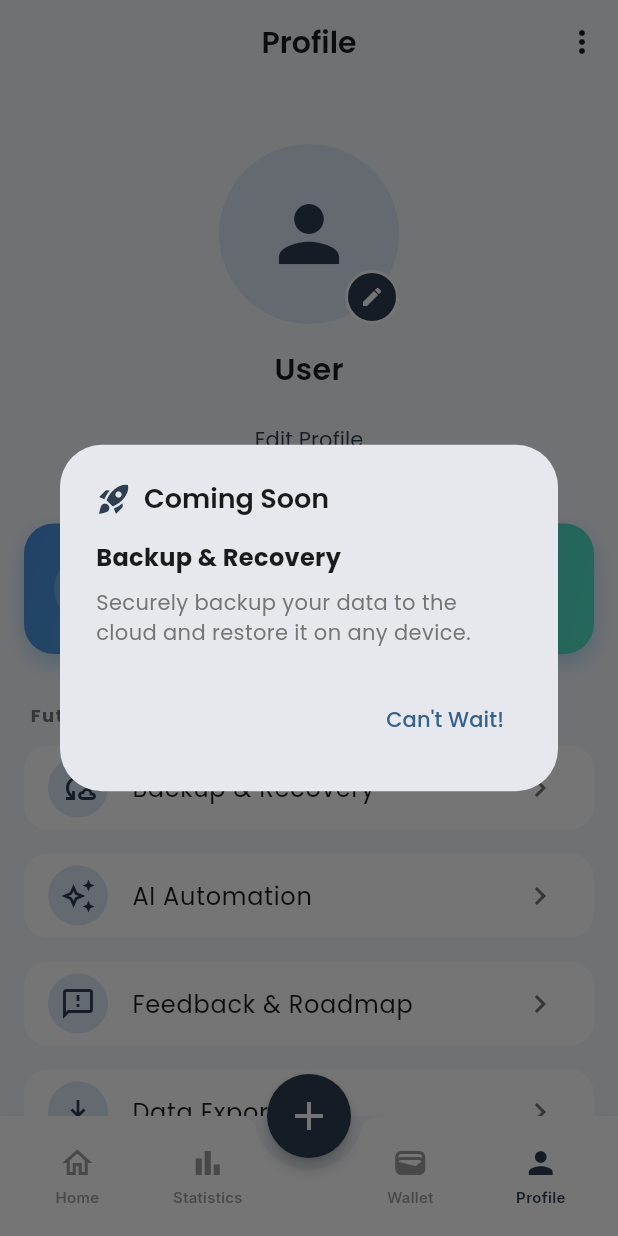
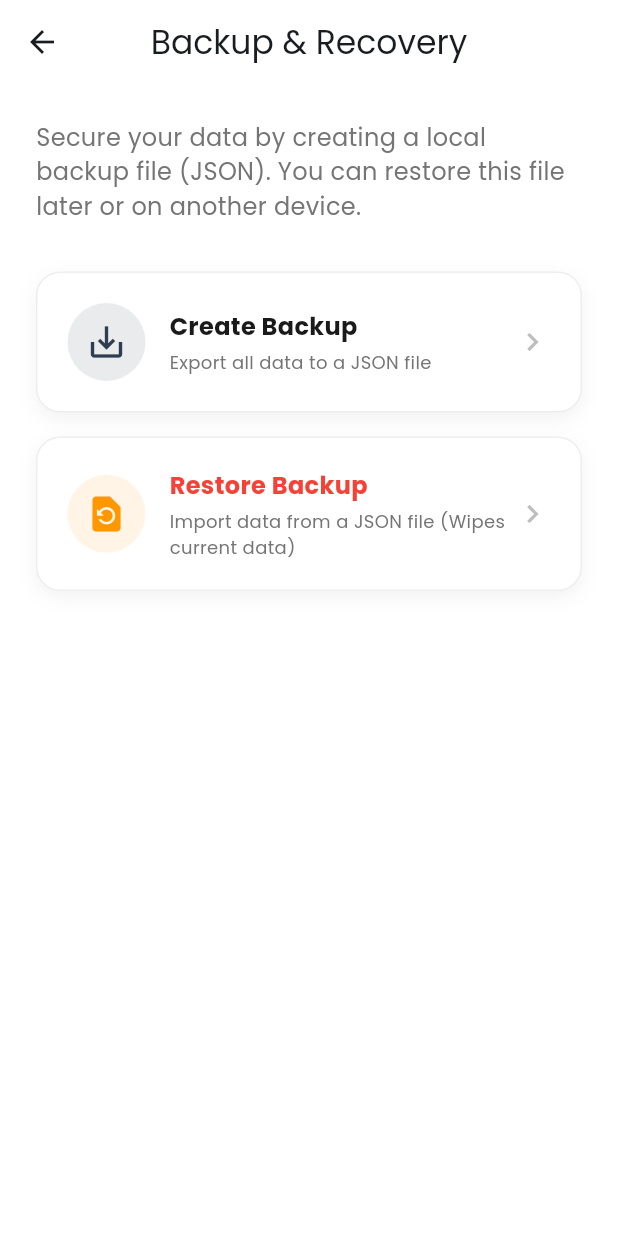
Before and after one commit to trianapriliant/Ollo, a Flutter app: the ProfileScreen screen opened by its route, after a tap on "Backup & Recovery", on a phone screen of 412 x 824 dp. Run offline on Flutter 3.47's test engine with Material 3 defaults, Android fonts, the phone set to English and light mode, and no system bars; our stand-ins replace camera, csv, file_picker, fl_chart, flutter_native_splash, flutter_riverpod and 10 more; missing offline and left inert: google_mlkit_text_recognition, home_widget; accounts and stored records are empty; generated files the repository leaves out were written again; project files that could hold a hidden picture were left out.

Commit message:
feat: building backup and recovery system

```diff
--- /dev/null
+++ b/lib/src/features/backup/presentation/backup_screen.dart
@@ -0,0 +1,264 @@
+import 'package:flutter/material.dart';
+import 'package:flutter_riverpod/flutter_riverpod.dart';
+import 'package:go_router/go_router.dart';
+import 'package:ollo/src/constants/app_colors.dart';
+import 'package:ollo/src/constants/app_text_styles.dart';
+import '../application/backup_service.dart';
+
+class BackupScreen extends ConsumerStatefulWidget {
+  const BackupScreen({super.key});
+
+  @override
+  ConsumerState<BackupScreen> createState() => _BackupScreenState();
+}
+
+class _BackupScreenState extends ConsumerState<BackupScreen> {
+  bool _isLoading = false;
+  String? _statusMessage;
+  bool _isError = false;
+
+  Future<void> _createBackup() async {
+    setState(() {
+      _isLoading = true;
+      _statusMessage = "Creating backup...";
+      _isError = false;
+    });
+
+    try {
+      final path = await ref.read(backupServiceProvider).createBackup();
+      if (mounted) {
+        setState(() {
+          _statusMessage = "Backup saved successfully to:\n$path";
+          _isError = false;
+        });
+        ScaffoldMessenger.of(context).showSnackBar(
+          SnackBar(
+            content: Text("Backup created at $path"),
+            backgroundColor: Colors.green,
+          ),
+        );
+      }
+    } catch (e) {
+      if (mounted) {
+        setState(() {
+          _statusMessage = "Failed to create backup: $e";
+          _isError = true;
+        });
+      }
+    } finally {
+      if (mounted) {
+        setState(() => _isLoading = false);
+      }
+    }
+  }
+
+  Future<void> _restoreBackup() async {
+    // Show confirmation dialog first
+    final confirm = await showDialog<bool>(
+      context: context,
+      builder: (context) => AlertDialog(
+        title: const Text("⚠️ Warning: Restore Data"),
+        content: const Text(
+          "Restoring a backup will DELETE ALL current data on this device and replace it with the backup content.\n\nThis action cannot be undone. Are you sure?",
+        ),
+        actions: [
+          TextButton(
+            onPressed: () => Navigator.pop(context, false),
+            child: const Text("Cancel"),
+          ),
+          ElevatedButton(
+            style: ElevatedButton.styleFrom(backgroundColor: Colors.red),
+            onPressed: () => Navigator.pop(context, true),
+            child: const Text("Yes, Restore", style: TextStyle(color: Colors.white)),
+          ),
+        ],
+      ),
+    );
+
+    if (confirm != true) return;
+
+    setState(() {
+      _isLoading = true;
+      _statusMessage = "Restoring backup...";
+      _isError = false;
+    });
+
+    try {
+      await ref.read(backupServiceProvider).restoreBackup();
+      if (mounted) {
+        setState(() {
+          _statusMessage = "Backup restored successfully!\nPlease restart the app if data doesn't appear immediately.";
+          _isError = false;
+        });
+        ScaffoldMessenger.of(context).showSnackBar(
+           const SnackBar(
+            content: Text("Restore successful!"),
+            backgroundColor: Colors.green,
+          ),
+        );
+         // Optionally pop or go home
+         // context.go('/');
+      }
+    } catch (e) {
+      if (mounted) {
+         setState(() {
+          _statusMessage = "Failed to restore backup: $e";
+          _isError = true;
+        });
+      }
+    } finally {
+      if (mounted) {
+        setState(() => _isLoading = false);
+      }
+    }
+  }
+
+  @override
+  Widget build(BuildContext context) {
+    return Scaffold(
+      backgroundColor: Colors.white,
+      appBar: AppBar(
+        title: const Text('Backup & Recovery'),
+        centerTitle: true,
+        backgroundColor: Colors.transparent,
+        elevation: 0,
+      ),
+      body: Padding(
+        padding: const EdgeInsets.all(24.0),
+        child: Column(
+          crossAxisAlignment: CrossAxisAlignment.stretch,
+          children: [
+            const Text(
+              "Secure your data by creating a local backup file (JSON). You can restore this file later or on another device.",
+              style: TextStyle(color: AppColors.textSecondary, fontSize: 16),
+            ),
+            const SizedBox(height: 32),
+
+            // STATUS CARD
+            if (_statusMessage != null)
+              Container(
+                padding: const EdgeInsets.all(16),
+                margin: const EdgeInsets.only(bottom: 24),
+                decoration: BoxDecoration(
+                  color: _isError ? Colors.red[50] : Colors.green[50],
+                  borderRadius: BorderRadius.circular(12),
+                  border: Border.all(
+                    color: _isError ? Colors.red : Colors.green,
+                  ),
+                ),
+                child: Row(
+                  children: [
+                    Icon(
+                      _isError ? Icons.error_outline : Icons.check_circle_outline,
+                      color: _isError ? Colors.red : Colors.green,
+                    ),
+                    const SizedBox(width: 12),
+                    Expanded(
+                      child: Text(
+                        _statusMessage!,
+                        style: TextStyle(
+                          color: _isError ? Colors.red[900] : Colors.green[900],
+                          fontWeight: FontWeight.w500,
+                        ),
+                      ),
+                    ),
+                  ],
+                ),
+              ),
+
+            // CREATE BACKUP BUTTON
+            _buildActionButton(
+              title: "Create Backup",
+              subtitle: "Export all data to a JSON file",
+              icon: Icons.save_alt,
+              color: AppColors.primary,
+              onTap: _isLoading ? null : _createBackup,
+            ),
+
+            const SizedBox(height: 16),
+
+            // RESTORE BACKUP BUTTON
+            _buildActionButton(
+              title: "Restore Backup",
+              subtitle: "Import data from a JSON file (Wipes current data)",
+              icon: Icons.restore_page,
+              color: Colors.orange,
+              onTap: _isLoading ? null : _restoreBackup,
+              isDestructive: true,
+            ),
+
+             if (_isLoading)
+               const Padding(
+                 padding: EdgeInsets.only(top: 32),
+                 child: Center(child: CircularProgressIndicator()),
+               ),
+          ],
+        ),
+      ),
+    );
+  }
+
+  Widget _buildActionButton({
+    required String title,
+    required String subtitle,
+    required IconData icon,
+    required Color color,
+    required VoidCallback? onTap,
+    bool isDestructive = false,
+  }) {
+    return InkWell(
+      onTap: onTap,
+      borderRadius: BorderRadius.circular(16),
+      child: Container(
+        padding: const EdgeInsets.all(20),
+        decoration: BoxDecoration(
+          color: Colors.white,
+          borderRadius: BorderRadius.circular(16),
+          border: Border.all(color: Colors.grey[200]!),
+          boxShadow: [
+            BoxShadow(
+              color: Colors.black.withOpacity(0.05),
+              blurRadius: 10,
+              offset: const Offset(0, 4),
+            ),
+          ],
+        ),
+        child: Row(
+          children: [
+            Container(
+              padding: const EdgeInsets.all(12),
+              decoration: BoxDecoration(
+                color: color.withOpacity(0.1),
+                shape: BoxShape.circle,
+              ),
+              child: Icon(icon, color: color, size: 28),
+            ),
+            const SizedBox(width: 16),
+            Expanded(
+              child: Column(
+                crossAxisAlignment: CrossAxisAlignment.start,
+                children: [
+                  Text(
+                    title,
+                    style: AppTextStyles.bodyLarge.copyWith(
+                      fontWeight: FontWeight.bold,
+                      color: isDestructive ? Colors.red : AppColors.textPrimary,
+                    ),
+                  ),
+                  const SizedBox(height: 4),
+                  Text(
+                    subtitle,
+                    style: AppTextStyles.bodySmall.copyWith(
+                       color: AppColors.textSecondary,
+                    ),
+                  ),
+                ],
+              ),
+            ),
+            Icon(Icons.chevron_right, color: Colors.grey[400]),
+          ],
+        ),
+      ),
+    );
+  }
+}
--- a/lib/src/features/bills/domain/bill.dart
+++ b/lib/src/features/bills/domain/bill.dart
@@ -42,4 +42,34 @@ class Bill {
     this.recurringTransactionId,
     this.transactionId,
   });
+  Map<String, dynamic> toJson() {
+    return {
+      'id': id,
+      'title': title,
+      'amount': amount,
+      'dueDate': dueDate.toIso8601String(),
+      'categoryId': categoryId,
+      'walletId': walletId,
+      'note': note,
+      'status': status.name,
+      'paidAt': paidAt?.toIso8601String(),
+      'recurringTransactionId': recurringTransactionId,
+      'transactionId': transactionId,
+    };
+  }
+
+  factory Bill.fromJson(Map<String, dynamic> json) {
+    return Bill(
+      title: json['title'] as String,
+      amount: (json['amount'] as num).toDouble(),
+      dueDate: DateTime.parse(json['dueDate'] as String),
+      categoryId: json['categoryId'] as String,
+      walletId: json['walletId'] as String?,
+      note: json['note'] as String?,
+      status: BillStatus.values.firstWhere((e) => e.name == json['status']),
+      paidAt: json['paidAt'] != null ? DateTime.parse(json['paidAt']) : null,
+      recurringTransactionId: json['recurringTransactionId'] as int?,
+      transactionId: json['transactionId'] as int?,
+    )..id = json['id'] as int;
+  }
 }
--- a/lib/src/features/budget/domain/budget.dart
+++ b/lib/src/features/budget/domain/budget.dart
@@ -18,6 +18,26 @@ class Budget {
   // Helper to track spending (not stored in DB, calculated at runtime)
   @ignore
   double spentAmount = 0.0;
+  Map<String, dynamic> toJson() {
+    return {
+      'id': id,
+      'categoryId': categoryId,
+      'amount': amount,
+      'startDate': startDate.toIso8601String(),
+      'period': period.name,
+    };
+  }
+
+  factory Budget.fromJson(Map<String, dynamic> json) {
+    return Budget()
+      ..id = json['id'] as int
+      ..categoryId = json['categoryId'] as String
+      ..amount = (json['amount'] as num).toDouble()
+      ..startDate = DateTime.parse(json['startDate'] as String)
+      ..period = BudgetPeriod.values.firstWhere((e) => e.name == json['period']);
+  }
+
+  Budget();
 }
 
 enum BudgetPeriod {
--- a/lib/src/features/categories/domain/category.dart
+++ b/lib/src/features/categories/domain/category.dart
@@ -16,6 +16,22 @@ class SubCategory {
     this.name,
     this.iconPath,
   });
+
+  Map<String, dynamic> toJson() {
+    return {
+      'id': id,
+      'name': name,
+      'iconPath': iconPath,
+    };
+  }
+
+  factory SubCategory.fromJson(Map<String, dynamic> json) {
+    return SubCategory(
+      id: json['id'] as String?,
+      name: json['name'] as String?,
+      iconPath: json['iconPath'] as String?,
+    );
+  }
 }
 
 @collection
@@ -49,4 +65,49 @@ class Category {
     required this.colorValue,
     this.subCategories,
   });
+  Map<String, dynamic> toJson() {
+    return {
+      'id': id,
+      'externalId': externalId,
+      'name': name,
+      'iconPath': iconPath,
+      'type': type.name,
+      'colorValue': colorValue,
+      'subCategories': subCategories?.map((s) => s.toJson()).toList(),
+    };
+  }
+
+  factory Category.fromJson(Map<String, dynamic> json) {
+    return Category(
+      externalId: json['externalId'] as String?,
+      name: json['name'] as String,
+      iconPath: json['iconPath'] as String,
+      type: CategoryType.values.firstWhere(
+        (e) => e.name == (json['type'] as String),
+        orElse: () => CategoryType.expense,
+      ),
+      colorValue: json['colorValue'] as int?,
+      subCategories: (json['subCategories'] as List<dynamic>?)
+          ?.map((e) => SubCategory.fromJson(e as Map<String, dynamic>))
+          .toList(),
+    )..id = json['id'] as int;
+  }
 }
+
+extension SubCategoryExtension on SubCategory {
+  Map<String, dynamic> toJson() {
+    return {
+      'id': id,
+      'name': name,
+      'iconPath': iconPath,
+    };
+  }
+
+  static SubCategory fromJson(Map<String, dynamic> json) {
+    return SubCategory(
+      id: json['id'] as String?,
+      name: json['name'] as String?,
+      iconPath: json['iconPath'] as String?,
+    );
+  }
+}
--- a/lib/src/features/debts/domain/debt.dart
+++ b/lib/src/features/debts/domain/debt.dart
@@ -56,6 +56,41 @@ class Debt {
 
   double get remainingAmount => amount - paidAmount;
   bool get isPaid => remainingAmount <= 0;
+  Map<String, dynamic> toJson() {
+    return {
+      'id': id,
+      'personName': personName,
+      'amount': amount,
+      'paidAmount': paidAmount,
+      'type': type.name,
+      'status': status.name,
+      'dueDate': dueDate.toIso8601String(),
+      'createdAt': createdAt?.toIso8601String(),
+      'note': note,
+      'walletId': walletId,
+      'transactionId': transactionId,
+      'history': history.map((h) => h.toJson()).toList(),
+    };
+  }
+
+  factory Debt.fromJson(Map<String, dynamic> json) {
+    return Debt(
+      personName: json['personName'] as String,
+      amount: (json['amount'] as num).toDouble(),
+      type: DebtType.values.firstWhere((e) => e.name == json['type']),
+      dueDate: DateTime.parse(json['dueDate'] as String),
+      paidAmount: (json['paidAmount'] as num).toDouble(),
+      status: DebtStatus.values.firstWhere((e) => e.name == json['status']),
+      note: json['note'] as String?,
+      walletId: json['walletId'] as String?,
+      createdAt: json['createdAt'] != null ? DateTime.parse(json['createdAt']) : null,
+      history: (json['history'] as List<dynamic>?)
+          ?.map((e) => DebtHistory.fromJson(e as Map<String, dynamic>))
+          .toList() ?? [],
+    )
+    ..id = json['id'] as int
+    ..transactionId = json['transactionId'] as int?;
+  }
 }
 
 @embedded
@@ -69,4 +104,20 @@ class DebtHistory {
     this.amount,
     this.note,
   });
+
+  Map<String, dynamic> toJson() {
+    return {
+      'date': date?.toIso8601String(),
+      'amount': amount,
+      'note': note,
+    };
+  }
+
+  factory DebtHistory.fromJson(Map<String, dynamic> json) {
+    return DebtHistory(
+      date: json['date'] != null ? DateTime.parse(json['date']) : null,
+      amount: (json['amount'] as num?)?.toDouble(),
+      note: json['note'] as String?,
+    );
+  }
 }
--- a/lib/src/features/profile/presentation/profile_screen.dart
+++ b/lib/src/features/profile/presentation/profile_screen.dart
@@ -84,7 +84,7 @@ class ProfileScreen extends ConsumerWidget {
                 ProfileMenuItem(
                   icon: Icons.cloud_sync_outlined,
                   title: 'Backup & Recovery',
-                  onTap: () => _showComingSoonDialog(context, 'Backup & Recovery', 'Securely backup your data to the cloud and restore it on any device.'),
+                  onTap: () => context.push('/backup'),
                 ),
                 const SizedBox(height: 16),
                 ProfileMenuItem(
--- a/lib/src/features/transactions/domain/transaction.dart
+++ b/lib/src/features/transactions/domain/transaction.dart
@@ -65,4 +65,44 @@ class Transaction {
   bool get isSystem => type == TransactionType.system;
   @ignore
   bool get isReimbursement => type == TransactionType.reimbursement;
+  Map<String, dynamic> toJson() {
+    return {
+      'id': id,
+      'title': title,
+      'amount': amount,
+      'date': date.toIso8601String(),
+      'type': type.name,
+      'status': status.name,
+      'note': note,
+      'walletId': walletId,
+      'destinationWalletId': destinationWalletId,
+      'categoryId': categoryId,
+      'subCategoryId': subCategoryId,
+      'subCategoryName': subCategoryName,
+      'subCategoryIcon': subCategoryIcon,
+    };
+  }
+
+  factory Transaction.fromJson(Map<String, dynamic> json) {
+    return Transaction.create(
+      title: json['title'] as String,
+      amount: (json['amount'] as num).toDouble(),
+      date: DateTime.parse(json['date'] as String),
+      type: TransactionType.values.firstWhere(
+        (e) => e.name == (json['type'] as String),
+        orElse: () => TransactionType.expense,
+      ),
+      status: TransactionStatus.values.firstWhere(
+        (e) => e.name == (json['status'] as String),
+        orElse: () => TransactionStatus.completed,
+      ),
+      note: json['note'] as String?,
+      walletId: json['walletId'] as String?,
+      destinationWalletId: json['destinationWalletId'] as String?,
+      categoryId: json['categoryId'] as String?,
+      subCategoryId: json['subCategoryId'] as String?,
+      subCategoryName: json['subCategoryName'] as String?,
+      subCategoryIcon: json['subCategoryIcon'] as String?,
+    )..id = json['id'] as int;
+  }
 }
--- a/lib/src/features/wallets/domain/wallet.dart
+++ b/lib/src/features/wallets/domain/wallet.dart
@@ -48,6 +48,31 @@ class Wallet {
     this.colorValue = 0xFF2196F3,
     this.type = WalletType.other,
   });
+  Map<String, dynamic> toJson() {
+    return {
+      'id': id,
+      'externalId': externalId,
+      'name': name,
+      'balance': balance,
+      'iconPath': iconPath,
+      'colorValue': colorValue,
+      'type': type.name,
+    };
+  }
+
+  factory Wallet.fromJson(Map<String, dynamic> json) {
+    return Wallet.create(
+      externalId: json['externalId'] as String?,
+      name: json['name'] as String,
+      balance: (json['balance'] as num).toDouble(),
+      iconPath: json['iconPath'] as String,
+      colorValue: json['colorValue'] as int? ?? 0xFF2196F3,
+      type: WalletType.values.firstWhere(
+        (e) => e.name == (json['type'] as String),
+        orElse: () => WalletType.other,
+      ),
+    )..id = json['id'] as int;
+  }
 }
 
 enum WalletType {
--- a/lib/src/routing/app_router.dart
+++ b/lib/src/routing/app_router.dart
@@ -55,6 +55,7 @@ import '../features/onboarding/presentation/onboarding_screen.dart';
 import '../features/reimbursement/presentation/reimburse_screen.dart';
 import '../features/reimbursement/presentation/add_reimburse_screen.dart';
 import '../features/profile/presentation/data_export_screen.dart';
+import '../features/backup/presentation/backup_screen.dart';
 
 final goRouterProvider = Provider<GoRouter>((ref) {
   final rootNavigatorKey = GlobalKey<NavigatorState>();
@@ -377,6 +378,10 @@ final goRouterProvider = Provider<GoRouter>((ref) {
         builder: (context, state) => const DataExportScreen(),
       ),
       GoRoute(
+        path: '/backup',
+        builder: (context, state) => const BackupScreen(),
+      ),
+      GoRoute(
         path: '/reimburse',
         builder: (context, state) => const ReimburseScreen(),
         routes: [
--- a/pubspec.yaml
+++ b/pubspec.yaml
@@ -34,6 +34,7 @@ dependencies:
   camera_windows: ^0.2.6+4
   csv: ^6.0.0
   share_plus: ^12.0.1
+  file_picker: ^10.3.7
 
 dev_dependencies:
   flutter_test:
```
Also changed, not shown: lib/src/features/backup/application/backup_service.dart (added, +159 -0 lines), lib/src/features/bills/data/bill_repository.dart (+12 -0 lines), lib/src/features/budget/data/budget_repository.dart (+16 -0 lines), lib/src/features/categories/data/category_repository.dart (+16 -0 lines), lib/src/features/debts/data/debt_repository.dart (+12 -0 lines), lib/src/features/transactions/data/transaction_repository.dart (+16 -0 lines), lib/src/features/wallets/data/wallet_repository.dart (+16 -0 lines), pubspec.lock, 1 other file.
